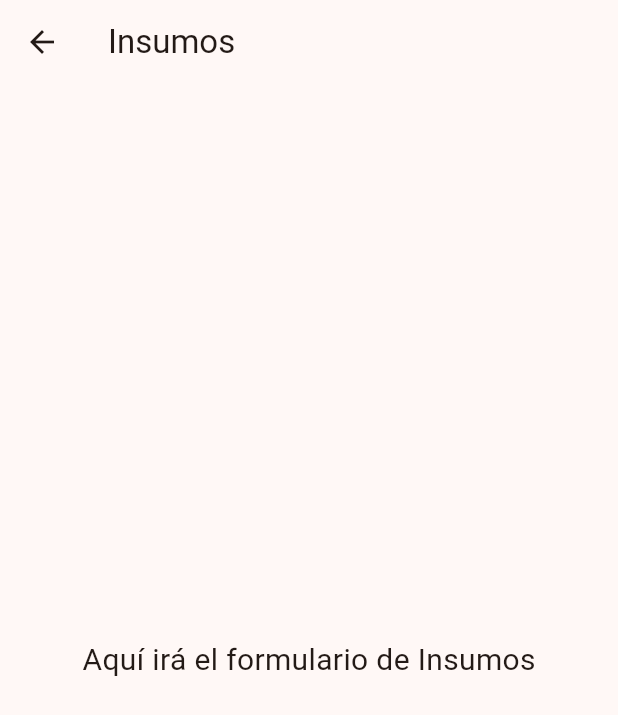
After one commit to AngelGM08/STOCKMX, a Flutter app: the InsumosForm screen opened directly, on a phone screen of 412 x 824 dp. The commit adds this screen. Shown: the top 715 px of the screen. Run offline on Flutter 3.47's test engine with Material 3 defaults, Android fonts, the phone set to English and light mode, and no system bars.

```diff
--- /dev/null
+++ b/lib/formularios/insumos.dart
@@ -0,0 +1,18 @@
+import 'package:flutter/material.dart';
+
+class InsumosForm extends StatelessWidget {
+  const InsumosForm({super.key});
+
+  @override
+  Widget build(BuildContext context) {
+    return Scaffold(
+      appBar: AppBar(title: const Text('Insumos')),
+      body: const Center(
+        child: Text(
+          'Aquí irá el formulario de Insumos',
+          style: TextStyle(fontSize: 20),
+        ),
+      ),
+    );
+  }
+}
```
Also changed, not shown: lib/formularios/compras.dart (added, +18 -0 lines), lib/formularios/produccion.dart (added, +18 -0 lines), lib/formularios/productos.dart (added, +18 -0 lines), lib/formularios/proveedores.dart (added, +18 -0 lines), lib/main.dart (+18 -9 lines).
